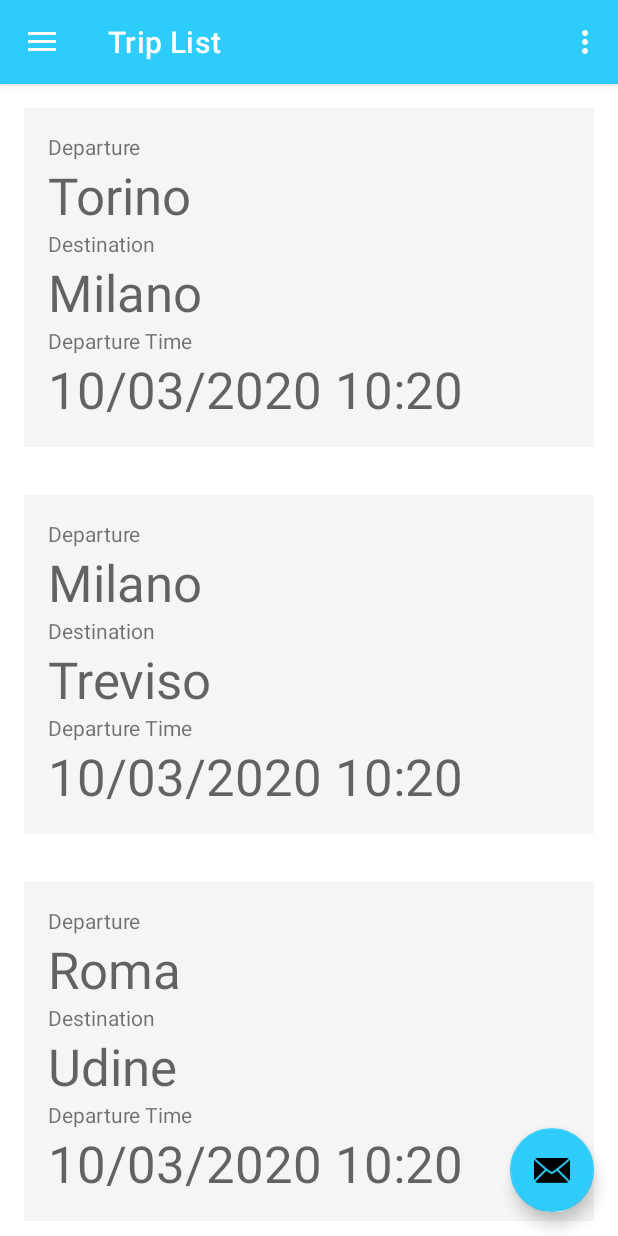
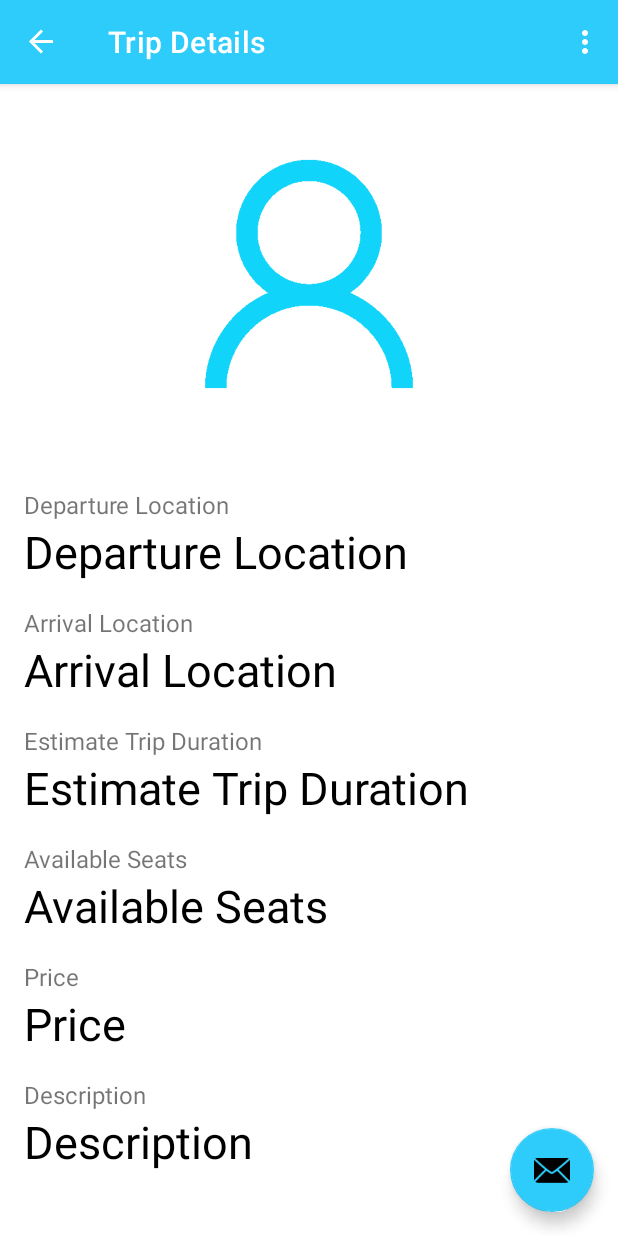
Before and after one commit to valparahiso/mad-car-pooling, an Android app: the screen it shows after launch (MainActivity), after a tap on "Departure", on a phone screen of 412 x 824 dp. Run offline under Robolectric (Android 15) with nearby library versions, the phone set to English and light mode, and no system bars; our stand-ins replace navigation-ui.

Commit message:
fixed navigation from TripListFragment to TripDetailsFragment

```diff
--- a/app/src/main/java/it/polito/mad/mad_car_pooling/MainActivity.kt
+++ b/app/src/main/java/it/polito/mad/mad_car_pooling/MainActivity.kt
@@ -42,11 +42,14 @@ class MainActivity : AppCompatActivity() {
         setupActionBarWithNavController(navController, appBarConfiguration)
         navView.setupWithNavController(navController)
 
+        /*
         val fragment = supportFragmentManager.findFragmentByTag("tripListFragmentTag")
         if (fragment == null) supportFragmentManager.commit {
             add(R.id.fragment_container_view, TripListFragment(), "tripListFragmentTag")
             //addToBackStack("secondIn")
         }
+
+         */
         /*else {
             supportFragmentManager.commit {
                 remove(fragment)
--- a/app/src/main/java/it/polito/mad/mad_car_pooling/TripAdapter.kt
+++ b/app/src/main/java/it/polito/mad/mad_car_pooling/TripAdapter.kt
@@ -1,7 +1,6 @@
 package it.polito.mad.mad_car_pooling
-import android.app.Activity
-import android.app.ActivityManager
 import android.content.Context
+import android.system.Os.remove
 import android.view.LayoutInflater
 import android.view.View
 import android.view.ViewGroup
@@ -9,19 +8,22 @@ import android.widget.LinearLayout
 import android.widget.TextView
 import androidx.appcompat.app.AppCompatActivity
 import androidx.fragment.app.Fragment
-import androidx.fragment.app.FragmentActivity
+import androidx.fragment.app.commit
+import androidx.navigation.Navigation.findNavController
+import androidx.navigation.fragment.findNavController
 import androidx.recyclerview.widget.RecyclerView
 
 
-class TripAdapter(private val data: List<Trip>, private val context_: Context): RecyclerView.Adapter<TripAdapter.TripViewHolder> (){
+class TripAdapter(private val data: List<Trip>, private val context_: Context, private val fragment_: Fragment): RecyclerView.Adapter<TripAdapter.TripViewHolder> (){
 
-    class TripViewHolder(v: View, context_: Context): RecyclerView.ViewHolder(v){
+    class TripViewHolder(v: View, context_: Context, fragment_: Fragment): RecyclerView.ViewHolder(v){
         private val departure_location: TextView = v.findViewById(R.id.departure)
         private val destination: TextView = v.findViewById(R.id.destination)
         private val departure_time: TextView = v.findViewById(R.id.departure_time)
         private val item_button: LinearLayout = v.findViewById(R.id.item_button)
-        private var next_fragment : Fragment? = (context_ as FragmentActivity).supportFragmentManager.findFragmentByTag("TripDetailsFragment")
+        private var next_fragment : Fragment = TripDetailsFragment()
         private val context = context_
+        private val fragment = fragment_
 
         //passare poi un oggetto Trip
         fun bind(u: Trip){
@@ -29,7 +31,8 @@ class TripAdapter(private val data: List<Trip>, private val context_: Context):
             departure_location.text = u.departureLocation
             departure_time.text = u.departureDateTime
             item_button.setOnClickListener {
-                (context as FragmentActivity).supportFragmentManager.beginTransaction().replace(R.id.trip_list_fragment, next_fragment!!).commit()
+                //(context as AppCompatActivity).supportFragmentManager.beginTransaction().replace(R.id.nav_host_fragment, next_fragment, "TripDetailsFragment").commit()
+                fragment.findNavController().navigate(R.id.details_trip_fragment)
             }
         }
     }
@@ -41,7 +44,7 @@ class TripAdapter(private val data: List<Trip>, private val context_: Context):
 
     override fun onCreateViewHolder(parent: ViewGroup, viewType: Int): TripViewHolder {
         val v = LayoutInflater.from(parent.context).inflate(R.layout.item_trip_list, parent, false)
-        return TripViewHolder(v, context_)
+        return TripViewHolder(v, context_, fragment_)
     }
 
     override fun onBindViewHolder(holder: TripAdapter.TripViewHolder, position: Int) {
--- a/app/src/main/java/it/polito/mad/mad_car_pooling/ui/home/HomeFragment.kt
+++ b/app/src/main/java/it/polito/mad/mad_car_pooling/ui/home/HomeFragment.kt
@@ -1,6 +1,7 @@
 package it.polito.mad.mad_car_pooling.ui.home
 
 import android.os.Bundle
+import android.util.Log
 import android.view.LayoutInflater
 import android.view.View
 import android.view.ViewGroup
--- a/app/src/main/java/it/polito/mad/mad_car_pooling/ui/trip_list/TripListFragment.kt
+++ b/app/src/main/java/it/polito/mad/mad_car_pooling/ui/trip_list/TripListFragment.kt
@@ -38,7 +38,7 @@ class TripListFragment : Fragment() {
 
 
         recyclerView.layoutManager = LinearLayoutManager(context)
-        recyclerView.adapter = TripAdapter(trips, requireContext())
+        recyclerView.adapter = TripAdapter(trips, requireContext(), this)
     }
 
 
--- a/app/src/main/res/layout/activity_main.xml
+++ b/app/src/main/res/layout/activity_main.xml
@@ -18,12 +18,12 @@
         android:layout_width="match_parent"
         android:layout_height="match_parent" />
 
-    <androidx.fragment.app.FragmentContainerView
+    <!--<androidx.fragment.app.FragmentContainerView
         android:id="@+id/fragment_container_view"
         android:layout_width="match_parent"
         android:layout_height="wrap_content"
         android:padding="16dp"
-        android:background="#FFD0D1" />
+        android:background="#FFD0D1" />-->
 
     </LinearLayout>
 
--- a/app/src/main/res/layout/content_main.xml
+++ b/app/src/main/res/layout/content_main.xml
@@ -17,4 +17,5 @@
         app:layout_constraintRight_toRightOf="parent"
         app:layout_constraintTop_toTopOf="parent"
         app:navGraph="@navigation/mobile_navigation" />
+
 </androidx.constraintlayout.widget.ConstraintLayout>
--- a/app/src/main/res/layout/fragment_trip_details.xml
+++ b/app/src/main/res/layout/fragment_trip_details.xml
@@ -4,6 +4,7 @@
     xmlns:tools="http://schemas.android.com/tools"
     android:layout_width="match_parent"
     android:layout_height="match_parent"
+    android:tag="TripDetailsFragment"
     tools:context=".ShowProfileActivity">
 
     <ImageView
@@ -27,6 +28,11 @@
         android:id="@+id/scrollView"
         android:layout_width="match_parent"
         android:layout_height="0dp"
+        android:layout_marginStart="16dp"
+        android:layout_marginLeft="16dp"
+        android:layout_marginEnd="16dp"
+        android:layout_marginRight="16dp"
+        android:fadeScrollbars="false"
         android:fillViewport="false"
         android:orientation="vertical"
         app:layout_constraintBottom_toBottomOf="parent"
@@ -34,12 +40,7 @@
         app:layout_constraintHorizontal_bias="0.0"
         app:layout_constraintStart_toStartOf="parent"
         app:layout_constraintTop_toBottomOf="@+id/car_photo"
-        app:layout_constraintVertical_bias="0.0"
-        android:layout_marginStart="16dp"
-        android:layout_marginLeft="16dp"
-        android:layout_marginEnd="16dp"
-        android:layout_marginRight="16dp"
-        android:fadeScrollbars="false">
+        app:layout_constraintVertical_bias="0.0">
 
         <LinearLayout
             android:id="@+id/linearLayout0"
@@ -54,15 +55,16 @@
                 android:layout_marginTop="16dp"
                 android:text="Departure Location"
                 android:textSize="16sp" />
+
             <TextView
                 android:id="@+id/departure"
                 android:layout_width="wrap_content"
                 android:layout_height="wrap_content"
+                android:ellipsize="end"
+                android:maxLines="1"
                 android:text="Departure Location"
                 android:textColor="?android:attr/colorForeground"
-                android:textSize="30sp"
-                android:ellipsize="end"
-                android:maxLines="1"/>
+                android:textSize="30sp" />
 
             <TextView
                 android:id="@+id/arrival_title"
@@ -71,15 +73,16 @@
                 android:layout_marginTop="16dp"
                 android:text="Arrival Location"
                 android:textSize="16sp" />
+
             <TextView
                 android:id="@+id/arrival"
                 android:layout_width="wrap_content"
                 android:layout_height="wrap_content"
+                android:ellipsize="end"
+                android:maxLines="1"
                 android:text="Arrival Location"
-                android:textSize="30sp"
                 android:textColor="?android:attr/colorForeground"
-                android:ellipsize="end"
-                android:maxLines="1" />
+                android:textSize="30sp" />
 
             <TextView
                 android:id="@+id/estimateTrip_title"
@@ -88,16 +91,16 @@
                 android:layout_marginTop="16dp"
                 android:text="Estimate Trip Duration"
                 android:textSize="16sp" />
+
             <TextView
                 android:id="@+id/estimateTrip"
                 android:layout_width="wrap_content"
                 android:layout_height="wrap_content"
-                android:text="Estimate Trip Duration"
-                android:textSize="30sp"
-                android:textColor="?android:attr/colorForeground"
                 android:ellipsize="end"
                 android:maxLines="1"
-                />
+                android:text="Estimate Trip Duration"
+                android:textColor="?android:attr/colorForeground"
+                android:textSize="30sp" />
 
             <TextView
                 android:id="@+id/availableSeats_title"
@@ -106,15 +109,16 @@
                 android:layout_marginTop="16dp"
                 android:text="Available Seats"
                 android:textSize="16sp" />
+
             <TextView
                 android:id="@+id/availableSeats"
                 android:layout_width="wrap_content"
                 android:layout_height="wrap_content"
+                android:ellipsize="end"
+                android:maxLines="1"
                 android:text="Available Seats"
-                android:textSize="30sp"
                 android:textColor="?android:attr/colorForeground"
-                android:ellipsize="end"
-                android:maxLines="1" />
+                android:textSize="30sp" />
 
             <TextView
                 android:id="@+id/price_title"
@@ -123,15 +127,16 @@
                 android:layout_marginTop="16dp"
                 android:text="Price"
                 android:textSize="16sp" />
+
             <TextView
                 android:id="@+id/price"
                 android:layout_width="wrap_content"
                 android:layout_height="wrap_content"
+                android:ellipsize="end"
+                android:maxLines="1"
                 android:text="Price"
-                android:textSize="30sp"
                 android:textColor="?android:attr/colorForeground"
-                android:ellipsize="end"
-                android:maxLines="1" />
+                android:textSize="30sp" />
 
             <TextView
                 android:id="@+id/description_title"
@@ -140,15 +145,16 @@
                 android:layout_marginTop="16dp"
                 android:text="Description"
                 android:textSize="16sp" />
+
             <TextView
                 android:id="@+id/description"
                 android:layout_width="wrap_content"
                 android:layout_height="wrap_content"
+                android:ellipsize="end"
+                android:maxLines="1"
                 android:text="Description"
-                android:textSize="30sp"
                 android:textColor="?android:attr/colorForeground"
-                android:ellipsize="end"
-                android:maxLines="1" />
+                android:textSize="30sp" />
 
         </LinearLayout>
 
--- a/app/src/main/res/layout/fragment_trip_list.xml
+++ b/app/src/main/res/layout/fragment_trip_list.xml
@@ -1,14 +1,15 @@
 <?xml version="1.0" encoding="utf-8"?>
 <androidx.constraintlayout.widget.ConstraintLayout xmlns:android="http://schemas.android.com/apk/res/android"
+    xmlns:tools="http://schemas.android.com/tools"
     android:id="@+id/trip_list_fragment"
-    xmlns:tools="http://schemas.android.com/tools"
     android:layout_width="match_parent"
     android:layout_height="match_parent"
+    android:tag="TripListFragment"
     tools:context=".ui.trip_list.TripListFragment">
 
     <androidx.recyclerview.widget.RecyclerView
         android:id="@+id/tripListRecyclerView"
         android:layout_width="match_parent"
-        android:layout_height="match_parent" />
+        android:layout_height="match_parent"/>
 
 </androidx.constraintlayout.widget.ConstraintLayout>
--- a/app/src/main/res/navigation/mobile_navigation.xml
+++ b/app/src/main/res/navigation/mobile_navigation.xml
@@ -9,7 +9,17 @@
         android:id="@+id/nav_list"
         android:name="it.polito.mad.mad_car_pooling.ui.trip_list.TripListFragment"
         android:label="Trip List"
-        tools:layout="@layout/fragment_trip_list" />
+        tools:layout="@layout/fragment_trip_list" >
+        <action
+            android:id="@+id/action_nav_list_to_details_trip_fragment2"
+            app:destination="@id/details_trip_fragment" />
+    </fragment>
+
+    <fragment
+        android:id="@+id/details_trip_fragment"
+        android:name="it.polito.mad.mad_car_pooling.ui.trip_details.TripDetailsFragment"
+        android:label="Trip Details"
+        tools:layout="@layout/fragment_trip_details" />
 
     <fragment
         android:id="@+id/nav_home"
```
Also changed, not shown: app/src/main/java/it/polito/mad/mad_car_pooling/ui/trip_details/TripDetailsFragment.kt (+4 -10 lines).
